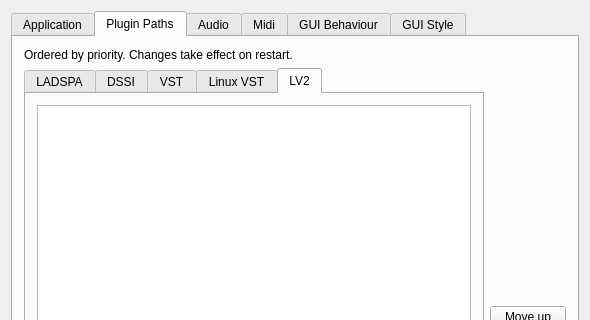
Above: muse3/muse/widgets/gensetbase.ui from emrum/muse before the change; both pictures show x 0 to 590 and y 0 to 320 of the 590 by 763 pixel window. Below: the same form after it.
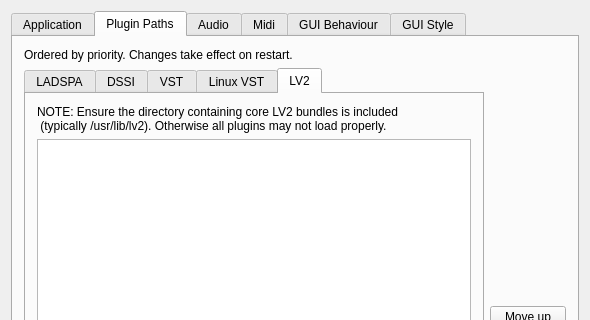
That is the form after the change. The open tabs and pages were chosen to show the change.

Commit message: Add reminder about always including /usr/lib/lv2

Diff of the .ui file:
```diff
--- a/muse3/muse/widgets/gensetbase.ui
+++ b/muse3/muse/widgets/gensetbase.ui
@@ -681,6 +681,14 @@
                <string>LV2</string>
               </attribute>
               <layout class="QVBoxLayout" name="verticalLayout_12">
+               <item>
+                <widget class="QLabel" name="label_13">
+                 <property name="text">
+                  <string>NOTE: Ensure the directory containing core LV2 bundles is included
+ (typically /usr/lib/lv2). Otherwise all plugins may not load properly.</string>
+                 </property>
+                </widget>
+               </item>
                <item>
                 <widget class="QListWidget" name="pluginLv2PathList">
                  <property name="alternatingRowColors">
```
